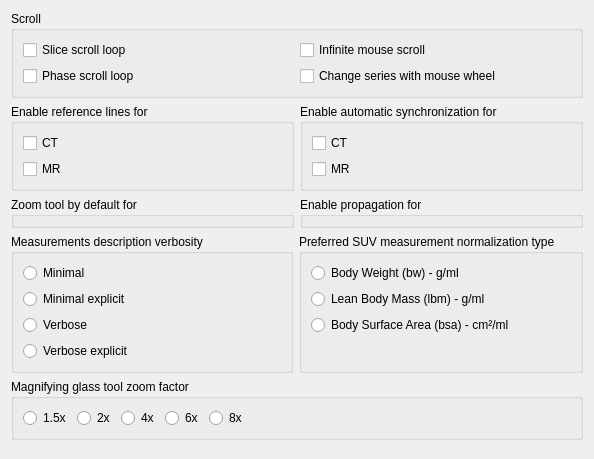
The window that starviewer/src/core/q2dviewerconfigurationscreenbase.ui (starviewer-medical/starviewer) describes before a commit, drawn with Qt 5.
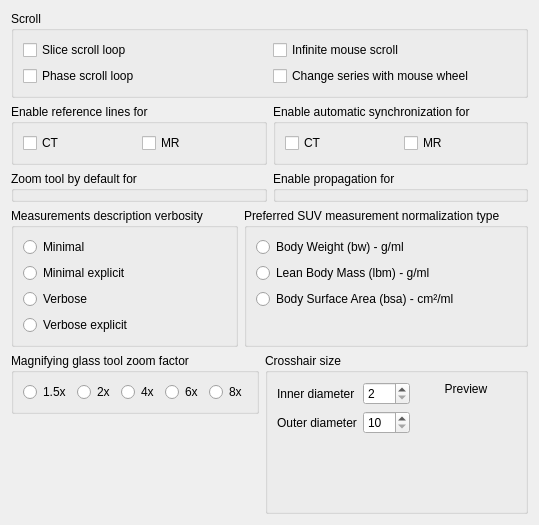
The same window after the commit. Icons and pictures are not drawn. Custom widgets are drawn as their Qt base class.

Commit message:
ENH: Make crosshair size configurable. #2752
In the process the 2D viewer settings panel has been slightly reorganized and the configuration dialog default size increased to avoid the scrollbar.

```diff
--- a/starviewer/src/core/q2dviewerconfigurationscreenbase.ui
+++ b/starviewer/src/core/q2dviewerconfigurationscreenbase.ui
@@ -6,8 +6,8 @@
    <rect>
     <x>0</x>
     <y>0</y>
-    <width>594</width>
-    <height>459</height>
+    <width>505</width>
+    <height>465</height>
    </rect>
   </property>
   <property name="windowTitle">
@@ -17,7 +17,7 @@
    <iconset resource="../main/main.qrc">
     <normaloff>:/images/icons/preferences-2dviewer.svg</normaloff>:/images/icons/preferences-2dviewer.svg</iconset>
   </property>
-  <layout class="QVBoxLayout" name="verticalLayout_5" stretch="0,0,0,0,0,1">
+  <layout class="QVBoxLayout" name="verticalLayout_2" stretch="0,0,0,0,0,1">
    <item>
     <widget class="QGroupBox" name="groupBox">
      <property name="title">
@@ -62,7 +62,7 @@
        <property name="title">
         <string>Enable reference lines for</string>
        </property>
-       <layout class="QVBoxLayout" name="verticalLayout">
+       <layout class="QHBoxLayout" name="horizontalLayout_7">
         <item>
          <widget class="QCheckBox" name="m_referenceLinesCTCheckBox">
           <property name="text">
@@ -85,7 +85,7 @@
        <property name="title">
         <string>Enable automatic synchronization for</string>
        </property>
-       <layout class="QVBoxLayout" name="verticalLayout_2">
+       <layout class="QHBoxLayout" name="horizontalLayout_8">
         <item>
          <widget class="QCheckBox" name="m_automaticSynchronizationCTCheckBox">
           <property name="text">
@@ -208,6 +208,10 @@
     </layout>
    </item>
    <item>
+    <layout class="QHBoxLayout" name="horizontalLayout_6">
+     <item>
+      <layout class="QVBoxLayout" name="verticalLayout">
+       <item>
     <widget class="QGroupBox" name="groupBox_6">
      <property name="title">
       <string>Magnifying glass tool zoom factor</string>
@@ -248,21 +252,99 @@
         </property>
        </widget>
       </item>
+         </layout>
+        </widget>
+       </item>
       <item>
-       <spacer name="horizontalSpacer">
+        <spacer name="verticalSpacer_3">
         <property name="orientation">
-         <enum>Qt::Horizontal</enum>
+          <enum>Qt::Vertical</enum>
         </property>
         <property name="sizeHint" stdset="0">
          <size>
-          <width>40</width>
-          <height>20</height>
+           <width>20</width>
+           <height>40</height>
          </size>
         </property>
        </spacer>
       </item>
      </layout>
-    </widget>
+     </item>
+     <item>
+      <widget class="QGroupBox" name="groupBox_7">
+       <property name="title">
+        <string>Crosshair size</string>
+       </property>
+       <layout class="QHBoxLayout" name="horizontalLayout_4">
+        <item>
+         <layout class="QFormLayout" name="formLayout">
+          <item row="0" column="0">
+           <widget class="QLabel" name="label">
+            <property name="text">
+             <string>Inner diameter</string>
+            </property>
+           </widget>
+          </item>
+          <item row="0" column="1">
+           <widget class="QSpinBox" name="m_crosshairInnerDiameterSpinBox">
+            <property name="minimum">
+             <number>2</number>
+            </property>
+            <property name="maximum">
+             <number>50</number>
+            </property>
+           </widget>
+          </item>
+          <item row="1" column="0">
+           <widget class="QLabel" name="label_2">
+            <property name="text">
+             <string>Outer diameter</string>
+            </property>
+           </widget>
+          </item>
+          <item row="1" column="1">
+           <widget class="QSpinBox" name="m_crosshairOuterDiameterSpinBox">
+            <property name="minimum">
+             <number>10</number>
+            </property>
+            <property name="maximum">
+             <number>100</number>
+            </property>
+           </widget>
+          </item>
+         </layout>
+        </item>
+        <item>
+         <layout class="QVBoxLayout" name="verticalLayout_6">
+          <item>
+           <widget class="QLabel" name="label_3">
+            <property name="text">
+             <string>Preview</string>
+            </property>
+            <property name="alignment">
+             <set>Qt::AlignCenter</set>
+            </property>
+           </widget>
+          </item>
+          <item>
+           <widget class="QLabel" name="m_crosshairPreviewLabel">
+            <property name="minimumSize">
+             <size>
+              <width>100</width>
+              <height>100</height>
+             </size>
+            </property>
+            <property name="alignment">
+             <set>Qt::AlignHCenter|Qt::AlignTop</set>
+            </property>
+           </widget>
+          </item>
+         </layout>
+        </item>
+       </layout>
+      </widget>
+     </item>
+    </layout>
    </item>
    <item>
     <spacer name="verticalSpacer_2">
```
Left out of the diff: 7 changed lines with no effect on the pictures. Lines whose indentation alone changed are shown as unchanged. The commit also changes 6 other files.
